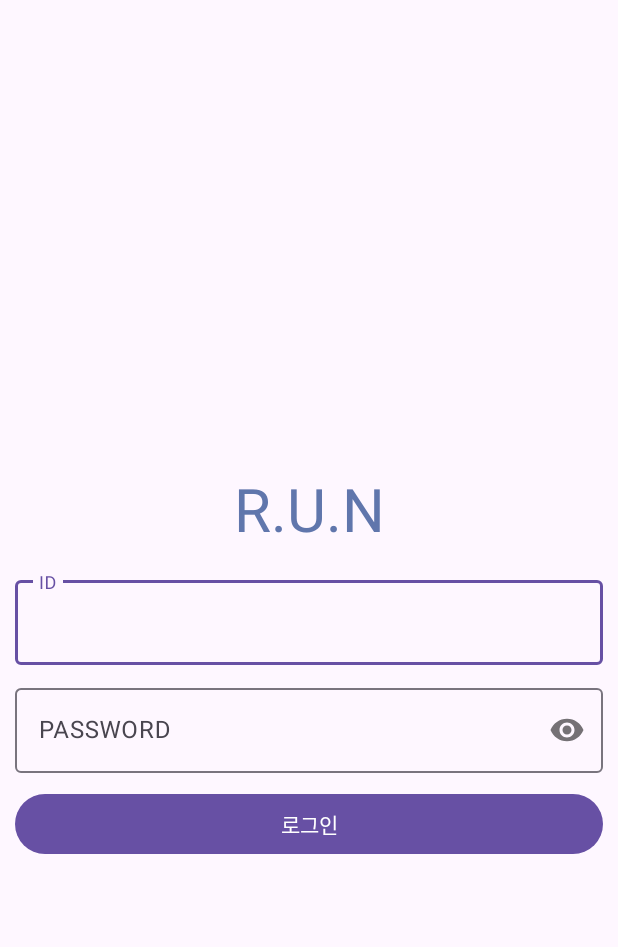
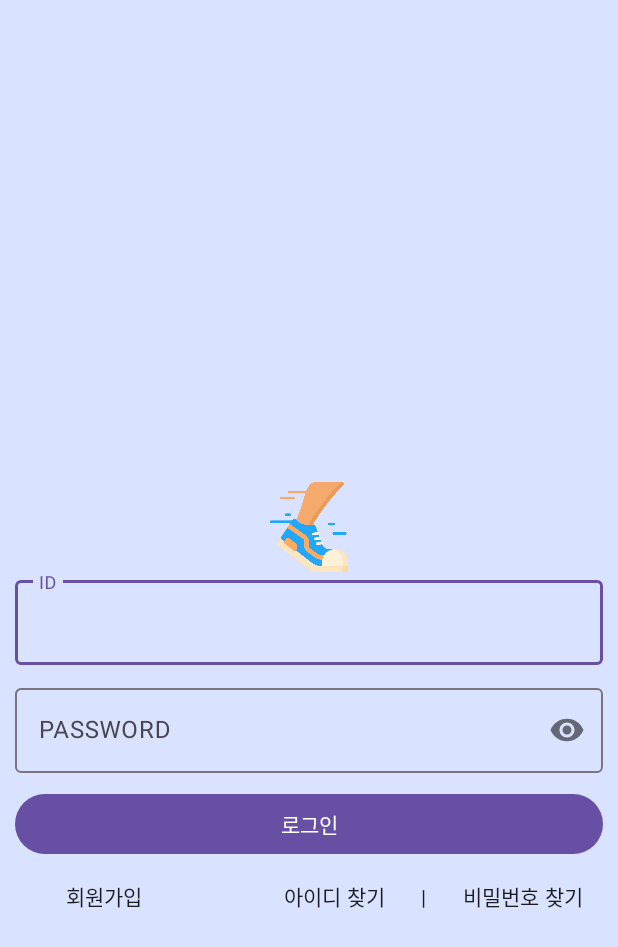
Before and after one commit to OhJunYoung21/Running_App, an Android app: the LoginActivity screen opened directly, with no data from a screen before it, on a phone screen of 412 x 824 dp. Shown: the top 947 px of the screen. Run offline under Robolectric (Android 15) with nearby library versions, the phone set to English and light mode, and no system bars; 1 statement that could not run was skipped.

Commit message:
login_UI commit

```diff
--- a/app/src/main/res/layout/activity_login.xml
+++ b/app/src/main/res/layout/activity_login.xml
@@ -4,20 +4,16 @@
     xmlns:tools="http://schemas.android.com/tools"
     android:layout_width="match_parent"
     android:layout_height="match_parent"
+    android:background="@color/material_dynamic_primary90"
     tools:context=".LoginActivity">
 
-    <TextView
-        android:id = "@+id/loginTitle"
-        android:layout_marginBottom="15dp"
-        android:textColor="@color/material_dynamic_primary50"
-        android:textSize = "40sp"
-        android:gravity="center"
+    <ImageView
+        android:layout_width="60dp"
+        android:layout_height="60dp"
+        android:src = "@drawable/run"
         app:layout_constraintBottom_toTopOf="@id/idLayout"
         app:layout_constraintLeft_toLeftOf="parent"
-        app:layout_constraintRight_toRightOf="parent"
-        android:layout_width="match_parent"
-        android:layout_height="wrap_content"
-        android:text = "R.U.N"/>
+        app:layout_constraintRight_toRightOf="parent"/>
 
 
     <com.google.android.material.textfield.TextInputLayout
@@ -70,6 +66,64 @@
         app:layout_constraintTop_toBottomOf="@id/passwordLayout" />
 
 
+    <Button
+        android:id = "@+id/join"
+        android:layout_marginStart="20dp"
+        android:layout_width="wrap_content"
+        android:layout_height="wrap_content"
+        app:layout_constraintLeft_toLeftOf="parent"
+        app:layout_constraintTop_toBottomOf="@id/loginBtn"
+        android:text = "회원가입"
+        android:textColor="@color/material_dynamic_neutral10"
+        android:backgroundTint="@color/material_dynamic_primary90"
+        />
+
+    <LinearLayout
+        android:layout_width="wrap_content"
+        android:layout_height="wrap_content"
+        app:layout_constraintTop_toBottomOf="@id/loginBtn"
+        app:layout_constraintRight_toRightOf="parent"
+        >
+
+        <Button
+            android:id = "@+id/findId"
+            android:layout_width="wrap_content"
+            android:layout_height="wrap_content"
+            app:layout_constraintRight_toRightOf="parent"
+            app:layout_constraintTop_toBottomOf="@id/loginBtn"
+            android:backgroundTint="@color/material_dynamic_primary90"
+            android:textColor="@color/material_dynamic_neutral10"
+            android:text = "아이디 찾기"/>
+
+        <TextView
+            android:layout_width="wrap_content"
+            android:layout_height="wrap_content"
+            android:text = "|"
+            android:textColor="@color/material_dynamic_neutral10" />
+
+        <Button
+            android:id = "@+id/findPw"
+            android:layout_width="wrap_content"
+            android:layout_height="wrap_content"
+            app:layout_constraintRight_toRightOf="parent"
+            app:layout_constraintTop_toBottomOf="@id/loginBtn"
+            android:backgroundTint="@color/material_dynamic_primary90"
+            android:textColor="@color/material_dynamic_neutral10"
+            android:text = "비밀번호 찾기"/>
+
+
+
+
+
+
+
+
+    </LinearLayout>
+
+
+
+
+
 
 
 </androidx.constraintlayout.widget.ConstraintLayout>
```
